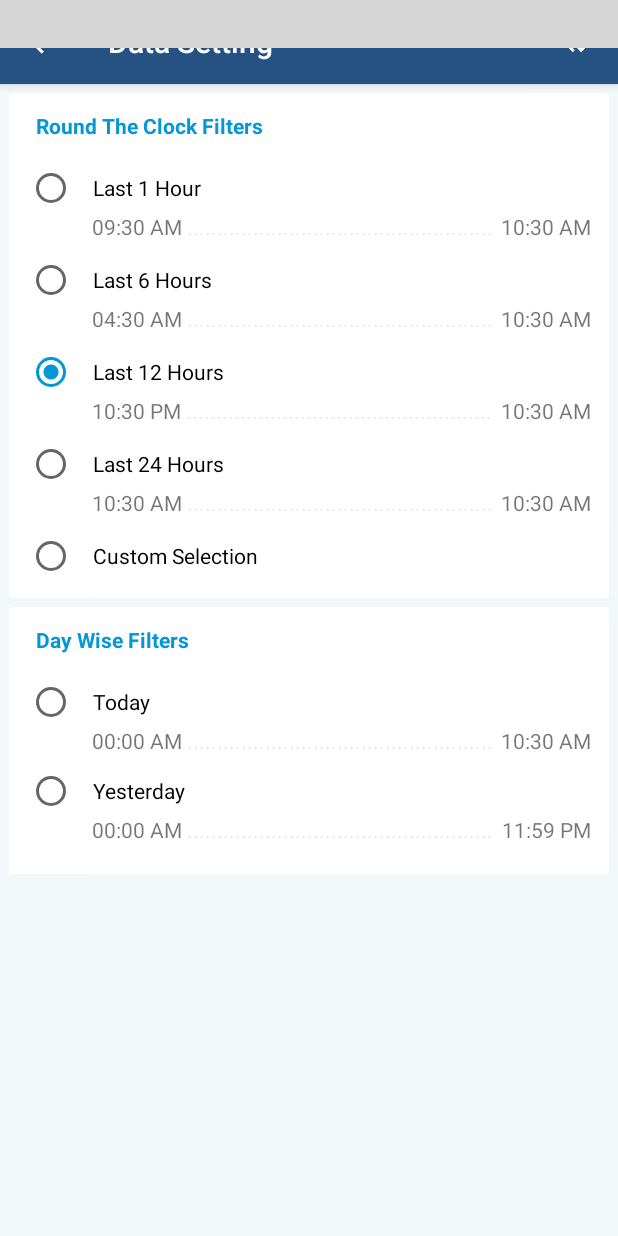
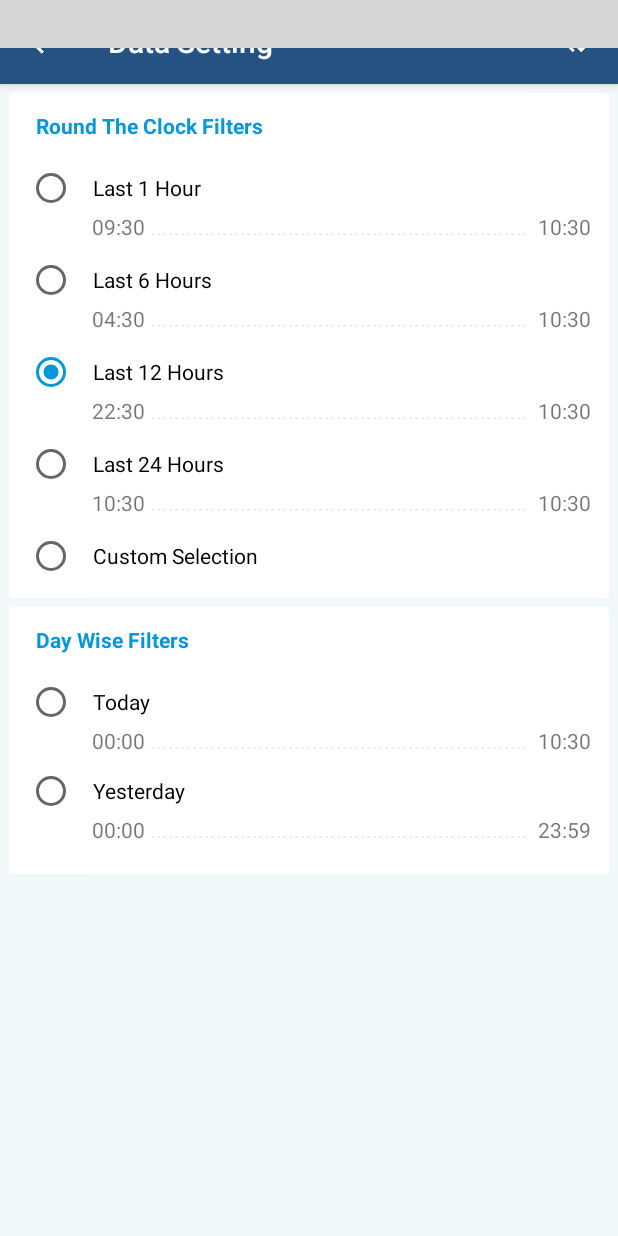
Before and after one commit to abhishek-tm/rangepicker-module-android, an Android app: the screen it shows after launch (TimePicker), after a tap on "LAUNCH", on a phone screen of 412 x 824 dp. Run offline under Robolectric (Android 15) with nearby library versions, the phone set to English and light mode, and no system bars; libraries missing offline, so code that uses them is left out: com.prolificinteractive.materialcalendarview, com.wdullaer.materialdatetimepicker; plain views replace MaterialCalendarView; 7 statements that could not run were skipped; grey boxes are pictures that could not be loaded.

Commit message:
Custom date and time formats

```diff
--- a/app/src/main/java/in/teramatrix/sample/MainActivity.java
+++ b/app/src/main/java/in/teramatrix/sample/MainActivity.java
@@ -8,6 +8,7 @@ import android.view.View;
 import android.widget.TextView;
 
 import java.text.SimpleDateFormat;
+import java.util.ArrayList;
 import java.util.Calendar;
 
 import in.teramatrix.rangepicker.TimePicker;
@@ -21,7 +22,7 @@ public class MainActivity extends AppCompatActivity implements View.OnClickListe
     protected void onCreate(Bundle savedInstanceState) {
         super.onCreate(savedInstanceState);
         setContentView(R.layout.activity_main);
-        format = new SimpleDateFormat("dd MMM yyyy hh:mm a");
+        format = new SimpleDateFormat("dd MMM yyyy HH:mm:ss");
         findViewById(R.id.button).setOnClickListener(this);
         textView = (TextView) findViewById(R.id.text_view);
     }
@@ -29,9 +30,13 @@ public class MainActivity extends AppCompatActivity implements View.OnClickListe
     @Override
     public void onClick(View v) {
         Intent intent = new Intent(this, TimePicker.class);
-        /*Calendar calendar = Calendar.getInstance();
+        intent.putExtra(TimePicker.TIME_FORMAT, new SimpleDateFormat("HH:mm"));
+        intent.putExtra(TimePicker.DATE_FORMAT, new SimpleDateFormat("dd MMM yyyy"));
+
+        Calendar calendar = Calendar.getInstance();
         calendar.add(Calendar.YEAR, -2);
-        intent.putExtra(TimePicker.TIME, calendar);*/
+        intent.putExtra(TimePicker.DAY, calendar);
+
         startActivityForResult(intent, 1992);
     }
 
--- a/rangepicker/src/main/java/in/teramatrix/rangepicker/TimePicker.java
+++ b/rangepicker/src/main/java/in/teramatrix/rangepicker/TimePicker.java
@@ -126,9 +126,17 @@ public class TimePicker extends AppCompatActivity implements OnDateSelectedListe
      */
     public static final String FROM = "FROM";
     /**
-     * A final tag input custom {@link Calendar} instance before opening the module.
+     * A final tag to input custom {@link Calendar} instance before opening time picker activity.
      */
-    public static final String TIME = "TIME";
+    public static final String DAY = "DAY";
+    /**
+     * This is to configure filter before opening it. This tag will be used to pass custom time format to this activity.
+     */
+    public static final String TIME_FORMAT = "TIME";
+    /**
+     * This is also a part of configuration. This tag will be used to pass custom date format to this activity.
+     */
+    public static final String DATE_FORMAT = "DATE";
     /**
      * This is the title of the screen. It will be set up into action bar of the activity.
      * It may be customizable in the next release so it has been declared global.
@@ -141,15 +149,17 @@ public class TimePicker extends AppCompatActivity implements OnDateSelectedListe
         super.onCreate(savedInstanceState);
         setContentView(R.layout.activity_time_picker);
         // Default setting of date time formats
-        timeFormat = new SimpleDateFormat("hh:mm a");
-        dateFormat = new SimpleDateFormat("dd MMM yyyy");
+        dateFormat = getIntent().getSerializableExtra(DATE_FORMAT) == null ? new SimpleDateFormat("dd MMM yyyy")
+                : (SimpleDateFormat) getIntent().getSerializableExtra(DATE_FORMAT);
+        timeFormat = getIntent().getSerializableExtra(TIME_FORMAT) == null ? new SimpleDateFormat("HH:mm")
+                : (SimpleDateFormat) getIntent().getSerializableExtra(TIME_FORMAT);
 
         // A calendar to allow date selection
         calendarView = (MaterialCalendarView) findViewById(R.id.calendar);
         int resourceId = getResources().getIdentifier("status_bar_height", "dimen", "android");
         calendarView.setPadding(0, getResources().getDimensionPixelSize(resourceId), 0, 0);
-        Calendar temp = getIntent().getSerializableExtra(TIME) != null
-                ? (Calendar) getIntent().getSerializableExtra(TIME)
+        Calendar temp = getIntent().getSerializableExtra(DAY) != null
+                ? (Calendar) getIntent().getSerializableExtra(DAY)
                 : Calendar.getInstance();
         calendarView.setSelectedDate(temp);
         calendarView.setCurrentDate(temp);
@@ -177,10 +187,6 @@ public class TimePicker extends AppCompatActivity implements OnDateSelectedListe
         // Adding offset listener to block app bar sliding on touch
         appBarLayout = (AppBarLayout) findViewById(R.id.app_bar_layout);
         appBarLayout.addOnOffsetChangedListener(this);
-
-        // No need of collapsing toolbar title here, removing it
-        CollapsingToolbarLayout collapsingToolbar = (CollapsingToolbarLayout) findViewById(R.id.collapsing_toolbar);
-        collapsingToolbar.setTitleEnabled(false);
 
         // Initializing calendar view with the current date
         Calendar calendar = Calendar.getInstance();
@@ -216,23 +222,33 @@ public class TimePicker extends AppCompatActivity implements OnDateSelectedListe
         setTime(R.id.txt_from_24_hours, -24);
         setTime(R.id.txt_to_24_hours, currentTime);
 
+        Calendar manual = Calendar.getInstance();
+        manual.set(Calendar.HOUR, 0);
+        manual.set(Calendar.HOUR_OF_DAY, 0);
+        manual.set(Calendar.MINUTE, 0);
+        manual.set(Calendar.SECOND, 0);
+        manual.set(Calendar.MILLISECOND, 0);
+
         // for the custom time selection
         radioCustom = (RadioButton) findViewById(R.id.radio_custom);
         radioCustom.setOnCheckedChangeListener(this);
-        setTime(R.id.txt_from_custom, FROM + "\n00:00 AM");
+        setTime(R.id.txt_from_custom, FROM + "\n" + timeFormat.format(manual.getTime()));
         setTime(R.id.txt_to_custom, TO + "\n" + currentTime);
 
         // for today's time range selection
         radioToday = (RadioButton) findViewById(R.id.radio_today);
         radioToday.setOnCheckedChangeListener(this);
-        setTime(R.id.txt_from_today, "00:00 AM");
+        setTime(R.id.txt_from_today, timeFormat.format(manual.getTime()));
         setTime(R.id.txt_to_today, currentTime);
 
         // for the time range of previous day
         radioYesterday = (RadioButton) findViewById(R.id.radio_yesterday);
         radioYesterday.setOnCheckedChangeListener(this);
-        setTime(R.id.txt_from_yesterday, "00:00 AM");
-        setTime(R.id.txt_to_yesterday, "11:59 PM");
+        setTime(R.id.txt_from_yesterday, timeFormat.format(manual.getTime()));
+
+        manual.set(Calendar.HOUR_OF_DAY, 23);
+        manual.set(Calendar.MINUTE, 59);
+        setTime(R.id.txt_to_yesterday, timeFormat.format(manual.getTime()));
     }
 
     @Override
@@ -289,6 +305,17 @@ public class TimePicker extends AppCompatActivity implements OnDateSelectedListe
                 fromCal.setTime(calendarView.getSelectedDate().getDate());
                 fromCal.set(Calendar.HOUR_OF_DAY, from.getHours());
                 fromCal.set(Calendar.MINUTE, from.getMinutes());
+            }
+
+           // int min=
+
+            //Another check for milliseconds and seconds
+            //if user selects hour and minutes to zero
+            //then seconds and millis can be zero
+            if ((int)fromCal.get(Calendar.HOUR_OF_DAY) == 0
+                    && (int)fromCal.get(Calendar.MINUTE) == 0) {
+                fromCal.set(Calendar.SECOND, 0);
+                fromCal.set(Calendar.MILLISECOND, 0);
             }
 
             // Adding selected time in result calendar
@@ -383,9 +410,7 @@ public class TimePicker extends AppCompatActivity implements OnDateSelectedListe
 
         if (button.getId() == R.id.radio_custom) {
             // if checking out custom radio button
-            String title = isChecked ? dateFormat.format(calendarView.getSelectedDate().getDate()) : SCREEN_TITLE;
-            //collapsingToolbar.setTitle(title);
-            getSupportActionBar().setTitle(title);
+            getSupportActionBar().setTitle(isChecked ? dateFormat.format(calendarView.getSelectedDate().getDate()) : SCREEN_TITLE);
             View view = findViewById(R.id.layout_custom);
             view.setVisibility(view.getVisibility() == View.GONE ? View.VISIBLE : View.GONE);
         }
--- a/rangepicker/src/main/res/layout/activity_time_picker.xml
+++ b/rangepicker/src/main/res/layout/activity_time_picker.xml
@@ -20,6 +20,7 @@
             android:fitsSystemWindows="true"
             app:contentScrim="?attr/colorPrimary"
             app:layout_collapseMode="parallax"
+            app:titleEnabled="false"
             app:layout_scrollFlags="scroll|exitUntilCollapsed">
 
             <com.prolificinteractive.materialcalendarview.MaterialCalendarView
```
